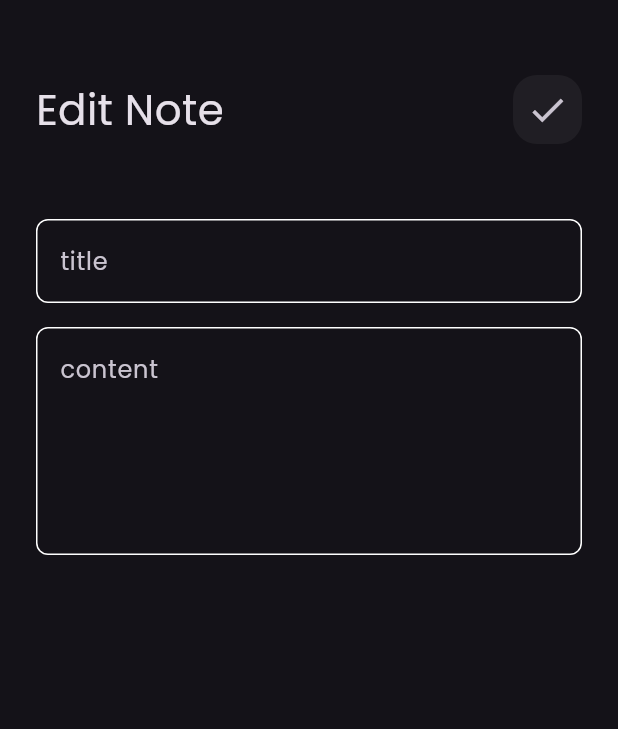
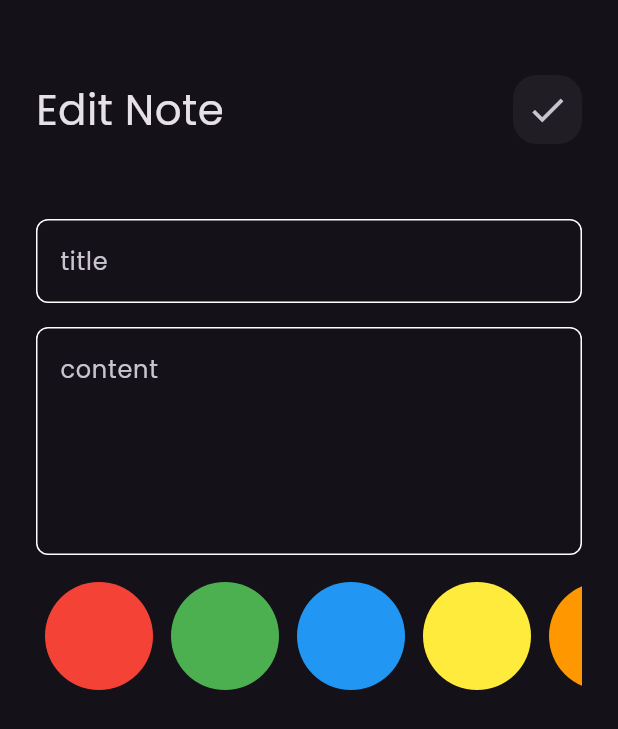
Before and after one commit to yosramohsen2-png/notes-app, a Flutter app: the EditNoteView screen opened directly with empty values, on a phone screen of 412 x 824 dp. Shown: the top 729 px of the screen. Run offline on Flutter 3.47's test engine with Material 3 defaults, Android fonts, the phone set to English and light mode, and no system bars; our stand-ins replace bloc, flutter_bloc, hive, hive_flutter; accounts and stored records are empty.

Commit message:
add colors to edit notes view

```diff
--- a/lib/costants.dart
+++ b/lib/costants.dart
@@ -2,3 +2,15 @@ import 'package:flutter/material.dart';
 
 const kPrimaryColor = Color(0xff62FCD7);
 const kNotesBox = 'notes_box';
+List<Color> kColors = const [
+  Colors.red,
+  Colors.green,
+  Colors.blue,
+  Colors.yellow,
+  Colors.orange,
+  Colors.purple,
+  Colors.brown,
+  Colors.cyan,
+  Colors.pink,
+  Colors.teal,
+];
--- a/lib/models/note_model.dart
+++ b/lib/models/note_model.dart
@@ -1,47 +1,3 @@
-// // import 'package:hive/hive.dart';
-// // part 'note_model.g.dart';
-
-// // @HiveType(typeId: 0)
-// // class NoteModel extends HiveObject {
-// //   @HiveField(0)
-// //   final String title;
-// //   @HiveField(1)
-// //   final String subTitle;
-// //   @HiveField(2)
-// //   final String date;
-// //   @HiveField(3)
-// //   final int color;
-
-// //   NoteModel({
-// //     required this.title,
-// //     required this.subTitle,
-// //     required this.date,
-// //     required this.color,
-// //   });
-// // }
-// import 'package:hive/hive.dart';
-// part 'note_model.g.dart';
-
-// @HiveType(typeId: 0)
-// class NoteModel extends HiveObject {
-//   @HiveField(0)
-//   // خلي الحقول قابلة للفراغ عشان تستقبل null لو في بيانات قديمة تالفة
-//   String? title;
-//   @HiveField(1)
-//   String? subTitle;
-//   @HiveField(2)
-//   final String? date;
-//   @HiveField(3)
-//   final int? color;
-
-//   NoteModel({
-//     // شيل required
-//     this.title,
-//     this.subTitle,
-//     this.date,
-//     this.color,
-//   });
-// }
 import 'package:hive/hive.dart';
 part 'note_model.g.dart';
 
@@ -59,7 +15,32 @@ class NoteModel extends HiveObject {
   final String? date;
 
   @HiveField(3)
-  final int? color;
+  int? color;
 
   NoteModel({this.title, this.subTitle, this.date, this.color});
 }
+// import 'package:hive/hive.dart';
+// part 'note_model.g.dart';
+
+// @HiveType(typeId: 0)
+// class NoteModel extends HiveObject {
+//   @HiveField(0)
+//   final String title;
+
+//   @HiveField(1)
+//   final String subTitle;
+
+//   @HiveField(2)
+//   final String date;
+
+//   @HiveField(3)
+//   final int color; // نرجعها final
+
+//   NoteModel({
+//     required this.title,
+//     required this.subTitle,
+//     required this.date,
+//     required this.color,
+//   });
+// }
+// 💡 ملاحظة: لازم تشغل 'flutter pub run build_runner build' عشان الـmodel.g.dart يتحدث
--- a/lib/widgets/add_note_form.dart
+++ b/lib/widgets/add_note_form.dart
@@ -60,7 +60,7 @@ class _AddNoteFormState extends State<AddNoteForm> {
                       title: title!,
                       subTitle: subtitle!,
                       date: formateCurrentdate,
-                      color: Colors.blue.value,
+                      color: 0,
                     );
                     BlocProvider.of<AddNoteCubit>(context).addNote(notemodel);
                   } else {
--- /dev/null
+++ b/lib/widgets/edit_notes_colors_list.dart
@@ -0,0 +1,51 @@
+import 'package:flutter/material.dart';
+import 'package:note/costants.dart';
+import 'package:note/models/note_model.dart';
+import 'package:note/widgets/colors_list_view.dart';
+
+class EditNotesColorsList extends StatefulWidget {
+  const EditNotesColorsList({super.key, required this.note});
+  final NoteModel note;
+  @override
+  State<EditNotesColorsList> createState() => _EditNotesColorsListState();
+}
+
+class _EditNotesColorsListState extends State<EditNotesColorsList> {
+  late int currentIndex;
+  @override
+  void initState() {
+    currentIndex = kColors.indexWhere(
+      (color) => color.value == widget.note.color,
+    );
+    super.initState();
+  }
+
+  @override
+  Widget build(BuildContext context) {
+    return SizedBox(
+      height: 38 * 2,
+      child: ListView.builder(
+        itemCount: kColors.length,
+        scrollDirection: Axis.horizontal,
+        physics: const AlwaysScrollableScrollPhysics(),
+        shrinkWrap: true,
+        itemBuilder: (context, index) {
+          return Padding(
+            padding: const EdgeInsets.symmetric(horizontal: 6),
+            child: GestureDetector(
+              onTap: () {
+                currentIndex = index;
+                widget.note.color = kColors[index].value;
+                setState(() {});
+              },
+              child: ColorItem(
+                color: kColors[index],
+                isActive: currentIndex == index,
+              ),
+            ),
+          );
+        },
+      ),
+    );
+  }
+}
--- a/lib/widgets/edit_view_body.dart
+++ b/lib/widgets/edit_view_body.dart
@@ -1,61 +1,14 @@
 // import 'package:flutter/material.dart';
-// import 'package:note/models/note_model.dart';
-// import 'package:note/widgets/custom_app_bar.dart';
-// import 'package:note/widgets/custom_text_field.dart';
-
-// class EditViewBody extends StatefulWidget {
-//   const EditViewBody({super.key, required this.note});
-//   final NoteModel note;
-
-//   @override
-//   State<EditViewBody> createState() => _EditViewBodyState();
-// }
-
-// class _EditViewBodyState extends State<EditViewBody> {
-//   String? title, subtitle;
-//   @override
-//   Widget build(BuildContext context) {
-//     return Padding(
-//       padding: const EdgeInsets.symmetric(horizontal: 24),
-//       child: Column(
-//         children: [
-//           const SizedBox(height: 50),
-//           CustomAppBar(
-//             onPressed: () {
-//               if (title != null || subtitle != null) {
-//                 widget.note.title = title ?? widget.note.title;
-//                 widget.note.subTitle = subtitle ?? widget.note.subTitle;
-//                 widget.note.save();
-//               }
-//             },
-//             title: 'Edit Note',
-//             icon: Icons.check,
-//           ),
-//           const SizedBox(height: 50),
-//           CustomTextField(
-//             onChanged: (value) {
-//               title = value;
-//             },
-//             hint: 'title',
-//           ),
-//           const SizedBox(height: 16),
-//           CustomTextField(
-//             onChanged: (value) {
-//               subtitle = value;
-//             },
-//             hint: 'content',
-//             maxLines: 5,
-//           ),
-//         ],
-//       ),
-//     );
-//   }
-// }
 import 'package:flutter/material.dart';
+import 'package:flutter_bloc/flutter_bloc.dart'; // 👈 عشان نستخدم BlocProvider
+import 'package:note/add_note_cubit/cubit/add_note_cubit.dart';
+import 'package:note/add_note_cubit/cubit/cubit/notes_cubit/notes_cubit_cubit.dart';
+import 'package:note/costants.dart';
 import 'package:note/models/note_model.dart';
+import 'package:note/widgets/colors_list_view.dart';
 import 'package:note/widgets/custom_app_bar.dart';
-// تأكد إن المسار صح
 import 'package:note/widgets/custom_text_field.dart';
+import 'package:note/widgets/edit_notes_colors_list.dart';
 
 class EditViewBody extends StatefulWidget {
   const EditViewBody({super.key, required this.note});
@@ -66,15 +19,12 @@ class EditViewBody extends StatefulWidget {
 }
 
 class _EditViewBodyState extends State<EditViewBody> {
-  // بنجهز المتغيرات دي عشان نحط فيها القيمة الأصلية وبعدين التعديل
   String? title;
   String? subtitle;
 
-  // 👈 بنستخدم initState عشان نجهز القيم الأولية
   @override
   void initState() {
     super.initState();
-    // بنجهز المتغيرات بالقيمة الأصلية للملاحظة
     title = widget.note.title;
     subtitle = widget.note.subTitle;
   }
@@ -88,12 +38,18 @@ class _EditViewBodyState extends State<EditViewBody> {
           const SizedBox(height: 50),
           CustomAppBar(
             onPressed: () {
-              // 👈 بنحدث قيم الملاحظة بالـ title والـ subtitle اللي في الـ State
+              // بنحدث قيم الملاحظة
               widget.note.title = title;
               widget.note.subTitle = subtitle;
 
+              // 1. حفظ النوتة في Hive
               widget.note.save();
-              // عشان يرجع للشاشة اللي قبلها بعد الحفظ
+
+              // 2. 🟢 تحديث الـNotes View
+              // بننادي دالة جلب النوتات عشان تظهر التعديلات فوراً
+              BlocProvider.of<NotesCubitCubit>(context).fetchAllNotes();
+
+              // 3. الخروج من شاشة التعديل
               Navigator.pop(context);
             },
             title: 'Edit Note',
@@ -101,25 +57,24 @@ class _EditViewBodyState extends State<EditViewBody> {
           ),
           const SizedBox(height: 50),
           CustomTextField(
-            // 👈 بنمرر القيمة الحالية عشان تظهر للمستخدم
+            // initialValue بيخلي النص القديم يظهر
             initialValue: widget.note.title,
             onChanged: (value) {
-              // بنحدث الـ title في الـ State لما النص يتغير
               title = value;
             },
             hint: 'title',
           ),
           const SizedBox(height: 16),
           CustomTextField(
-            // 👈 بنمرر القيمة الحالية عشان تظهر للمستخدم
             initialValue: widget.note.subTitle,
             onChanged: (value) {
-              // بنحدث الـ subtitle في الـ State لما النص يتغير
               subtitle = value;
             },
             hint: 'content',
             maxLines: 5,
           ),
+          SizedBox(height: 16),
+          EditNotesColorsList(note: widget.note),
         ],
       ),
     );
```
Also changed, not shown: lib/add_note_cubit/cubit/add_note_cubit.dart (+19 -24 lines), lib/widgets/colors_list_view.dart (+8 -14 lines).
